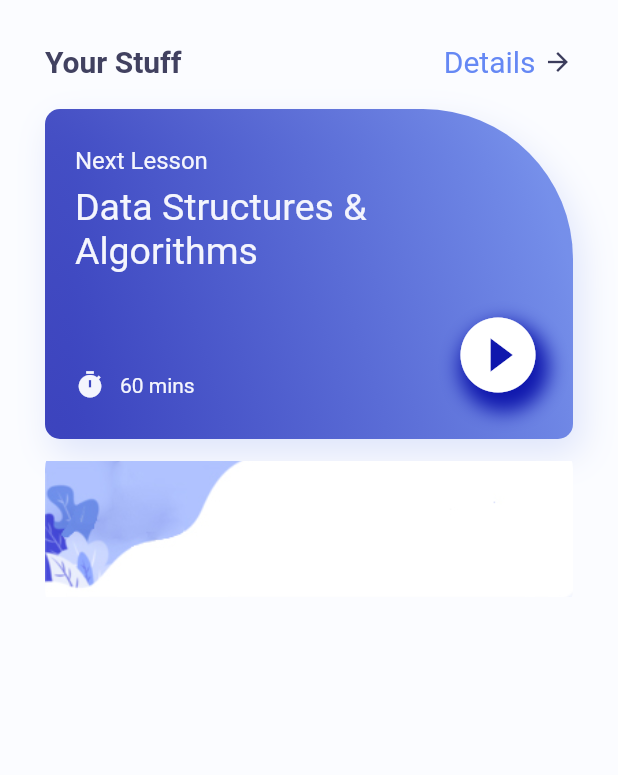
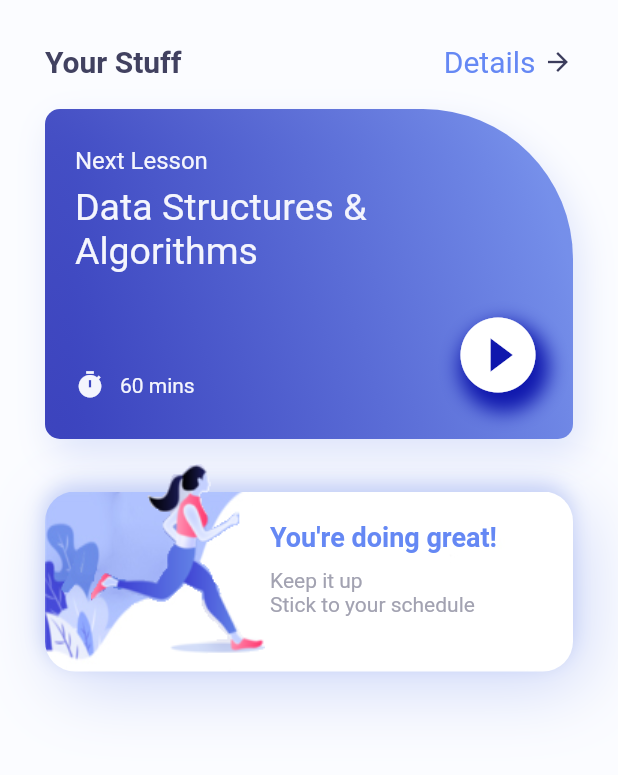
Before and after one commit to codebotx/Flutter-test-notessit, a Flutter app: the screen it shows after launch, on a phone screen of 412 x 824 dp, the part 158-933 px from its top. Run offline on Flutter 3.47's test engine with Material 2 defaults, Android fonts, the phone set to English and light mode, and no system bars.

Commit message:
Added the 2nd section of the landing page

```diff
--- a/lib/home_page.dart
+++ b/lib/home_page.dart
@@ -157,22 +157,90 @@ class _HomePageState extends State<HomePage> {
                     ),
                   ),
                 ),
+                const SizedBox(height: 5,),
                 Container(
                   height: 180,
                   width: MediaQuery.of(context).size.width,
                   child: Stack(
                     children: [
                       Container(
+                        margin: const EdgeInsets.only(top:30),
                         width: MediaQuery.of(context).size.width,
                         height: 120,
                         decoration: BoxDecoration(
                           borderRadius: BorderRadius.circular(20),
-                          image: DecorationImage(
-                            image: AssetImage(
+                          image: const DecorationImage(
+                            image:  AssetImage(
                               "assets/card.jpg"
+                            ),
+                            fit: BoxFit.fill
+                          ),
+                          boxShadow: [
+                            BoxShadow(
+                              blurRadius: 40,
+                              offset: Offset(8, 10),
+                              color: color.AppColor.gradientSecond.withOpacity(0.3),
+                            ),
+                            BoxShadow(
+                              blurRadius: 10,
+                              offset: Offset(-1, -5),
+                              color: color.AppColor.gradientSecond.withOpacity(0.3),
                             )
+                          ]
+                        ),
+                      ),
+                      Container(
+                        height: 200,
+                        width: MediaQuery.of(context).size.width,
+                          margin: const EdgeInsets.only(
+                            right: 200,
+                            bottom: 30,
+                            left: 25
+
+                          ),
+                          decoration: BoxDecoration(
+                              borderRadius: BorderRadius.circular(20),
+                              image: const DecorationImage(
+                                  image:  AssetImage(
+                                      "assets/figure.png"
+                                  ),
+                                  //fit: BoxFit.fill
+                              ),
+
                           )
+
+                      ),
+                      Container(
+                        width: double.maxFinite,
+                        height: 100,
+                        margin: const EdgeInsets.only(left: 150, top: 50),
+                        child: Column(
+                          crossAxisAlignment: CrossAxisAlignment.start,
+                          children: [
+                            Text(
+                              "You're doing great!",
+                              style: TextStyle(
+                                fontSize: 18,
+                                fontWeight: FontWeight.bold,
+                                color: color.AppColor.homePageDetail
+                              ),
+                            ),
+                            const SizedBox(height: 10,),
+                            RichText(text: TextSpan(
+                              text: "Keep it up \n",
+                              style: TextStyle(
+                                color: color.AppColor.homePagePlanColor
+                              ),
+                              children: [
+                                TextSpan(
+                                  text: "Stick to your schedule",
+                                )
+                              ]
+                            ) )
+
+                          ],
                         ),
+
                       )
                     ],
                   ),
```
